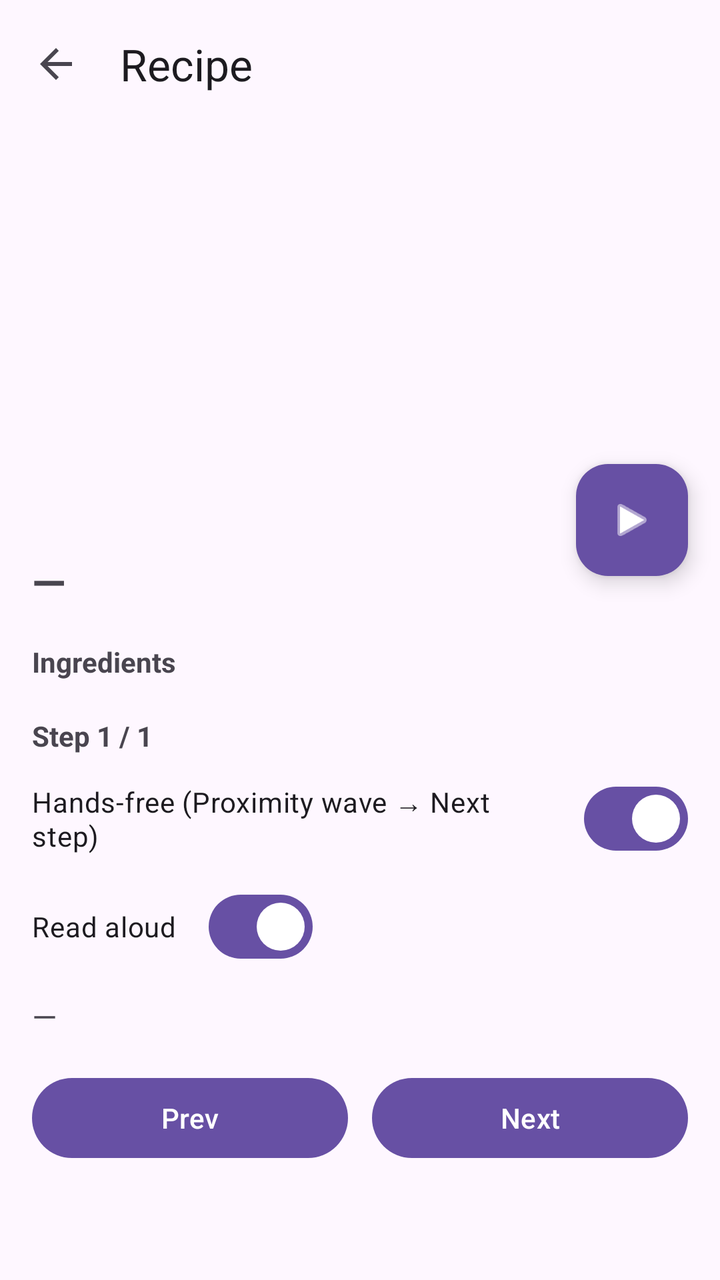
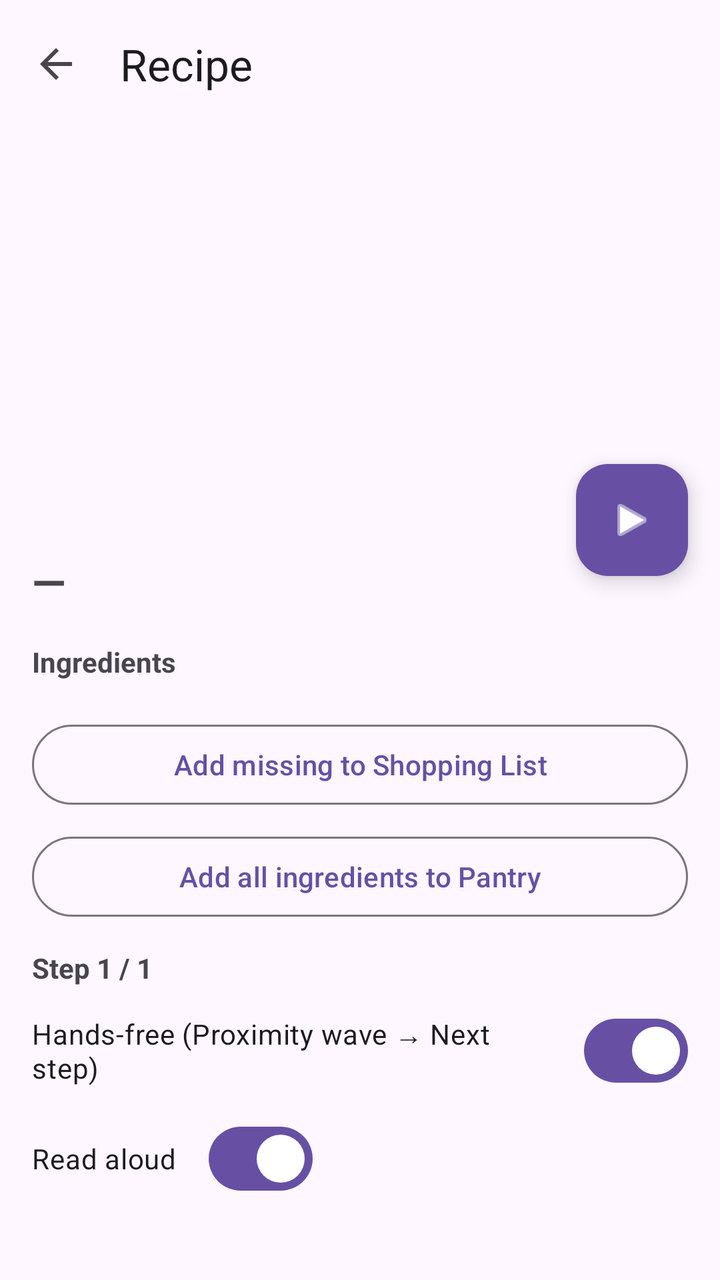

Screens rendered from an Android XML layout before and after an edit, with the pre-edit source and the edit as a unified diff.
<!-- AndroidManifest.xml: application theme Theme.CAPro -->
<!-- res/layout/activity_recipe_detail.xml -->
<?xml version="1.0" encoding="utf-8"?>
<androidx.coordinatorlayout.widget.CoordinatorLayout
    xmlns:android="http://schemas.android.com/apk/res/android"
    xmlns:app="http://schemas.android.com/apk/res-auto"
    android:layout_width="match_parent"
    android:layout_height="match_parent">

    
    <com.google.android.material.appbar.AppBarLayout
        android:layout_width="match_parent"
        android:layout_height="wrap_content">

        <com.google.android.material.appbar.CollapsingToolbarLayout
            android:id="@+id/collapsing"
            android:layout_width="match_parent"
            android:layout_height="260dp"
            app:contentScrim="?attr/colorSurface"
            app:statusBarScrim="?attr/colorSurface"
            app:titleEnabled="false">

            <ImageView
                android:id="@+id/imgHeader"
                android:layout_width="match_parent"
                android:layout_height="match_parent"
                android:scaleType="centerCrop"
                app:layout_collapseMode="parallax" />

            <com.google.android.material.appbar.MaterialToolbar
                android:id="@+id/toolbar"
                android:layout_width="match_parent"
                android:layout_height="?attr/actionBarSize"
                app:title="Recipe"
                app:navigationIcon="?attr/homeAsUpIndicator"
                app:layout_collapseMode="pin"/>
        </com.google.android.material.appbar.CollapsingToolbarLayout>
    </com.google.android.material.appbar.AppBarLayout>

    <androidx.core.widget.NestedScrollView
        android:layout_width="match_parent"
        android:layout_height="match_parent"
        android:padding="16dp"
        app:layout_behavior="@string/appbar_scrolling_view_behavior">

        <LinearLayout
            android:layout_width="match_parent"
            android:layout_height="wrap_content"
            android:orientation="vertical">

            
            <TextView
                android:id="@+id/txtTitle"
                android:layout_width="match_parent"
                android:layout_height="wrap_content"
                android:text="—"
                android:textStyle="bold"
                android:textSize="22sp"
                android:paddingBottom="4dp"/>

            
            <com.google.android.material.chip.ChipGroup
                android:id="@+id/chipMeta"
                android:layout_width="match_parent"
                android:layout_height="wrap_content"
                app:singleLine="true"
                android:paddingBottom="8dp"/>

            
            <TextView
                android:layout_width="match_parent"
                android:layout_height="wrap_content"
                android:text="Ingredients"
                android:textStyle="bold"
                android:paddingTop="4dp"
                android:paddingBottom="6dp"/>

            <LinearLayout
                android:id="@+id/ingredientsContainer"
                android:layout_width="match_parent"
                android:layout_height="wrap_content"
                android:orientation="vertical"/>

            
            <TextView
                android:id="@+id/txtStepHeader"
                android:layout_width="match_parent"
                android:layout_height="wrap_content"
                android:text="Step 1 / 1"
                android:textStyle="bold"
                android:paddingTop="12dp"
                android:paddingBottom="8dp"/>

            <com.google.android.material.materialswitch.MaterialSwitch
                android:id="@+id/switchHandsFree"
                android:layout_width="wrap_content"
                android:layout_height="wrap_content"
                android:text="Hands-free (Proximity wave → Next step)"
                android:checked="true"/>

            <com.google.android.material.materialswitch.MaterialSwitch
                android:id="@+id/switchReadAloud"
                android:layout_width="wrap_content"
                android:layout_height="wrap_content"
                android:text="Read aloud"
                android:checked="true"
                android:layout_marginTop="6dp"/>

            <TextView
                android:id="@+id/txtStep"
                android:layout_width="match_parent"
                android:layout_height="wrap_content"
                android:text="—"
                android:textSize="16sp"
                android:paddingTop="10dp"/>

            <LinearLayout
                android:layout_width="match_parent"
                android:layout_height="wrap_content"
                android:orientation="horizontal"
                android:gravity="center"
                android:layout_marginTop="16dp">

                <com.google.android.material.button.MaterialButton
                    android:id="@+id/btnPrev"
                    android:layout_width="0dp"
                    android:layout_height="wrap_content"
                    android:layout_weight="1"
                    android:text="Prev"/>

                <Space android:layout_width="12dp" android:layout_height="1dp"/>

                <com.google.android.material.button.MaterialButton
                    android:id="@+id/btnNext"
                    android:layout_width="0dp"
                    android:layout_height="wrap_content"
                    android:layout_weight="1"
                    android:text="Next"/>
            </LinearLayout>
        </LinearLayout>
    </androidx.core.widget.NestedScrollView>

    
    <com.google.android.material.floatingactionbutton.FloatingActionButton
        android:id="@+id/fabYoutube"
        android:layout_width="wrap_content"
        android:layout_height="wrap_content"
        android:layout_margin="16dp"
        app:srcCompat="@android:drawable/ic_media_play"
        app:tint="?attr/colorOnPrimary"
        app:backgroundTint="?attr/colorPrimary"
        app:layout_anchor="@id/collapsing"
        app:layout_anchorGravity="bottom|end"
        android:contentDescription="Open YouTube"/>
</androidx.coordinatorlayout.widget.CoordinatorLayout>
<!-- resources referenced by this layout -->
<resources>
  <style name="Theme.CAPro" parent="Theme.Material3.DayNight.NoActionBar">
          <item name="android:statusBarColor">@android:color/transparent</item>
      </style>
</resources>

<!-- the commit's change to res/layout/activity_recipe_detail.xml (unified diff, before → after) -->
@@ -7,6 +7,7 @@
 
     
     <com.google.android.material.appbar.AppBarLayout
+        android:id="@+id/appbar"
         android:layout_width="match_parent"
         android:layout_height="wrap_content">
 
@@ -80,6 +81,23 @@
                 android:orientation="vertical"/>
 
             
+            <com.google.android.material.button.MaterialButton
+                android:id="@+id/btnAddToShopping"
+                style="@style/Widget.Material3.Button.OutlinedButton"
+                android:layout_width="match_parent"
+                android:layout_height="wrap_content"
+                android:text="Add missing to Shopping List"
+                android:layout_marginTop="12dp"/>
+
+            <com.google.android.material.button.MaterialButton
+                android:id="@+id/btnAddAllToPantry"
+                style="@style/Widget.Material3.Button.OutlinedButton"
+                android:layout_width="match_parent"
+                android:layout_height="wrap_content"
+                android:text="Add all ingredients to Pantry"
+                android:layout_marginTop="8dp"/>
+
+            
             <TextView
                 android:id="@+id/txtStepHeader"
                 android:layout_width="match_parent"
@@ -126,7 +144,9 @@
                     android:layout_weight="1"
                     android:text="Prev"/>
 
-                <Space android:layout_width="12dp" android:layout_height="1dp"/>
+                <Space
+                    android:layout_width="12dp"
+                    android:layout_height="1dp"/>
 
                 <com.google.android.material.button.MaterialButton
                     android:id="@+id/btnNext"
@@ -147,7 +167,7 @@
         app:srcCompat="@android:drawable/ic_media_play"
         app:tint="?attr/colorOnPrimary"
         app:backgroundTint="?attr/colorPrimary"
-        app:layout_anchor="@id/collapsing"
+        app:layout_anchor="@id/appbar"
         app:layout_anchorGravity="bottom|end"
         android:contentDescription="Open YouTube"/>
 </androidx.coordinatorlayout.widget.CoordinatorLayout>
